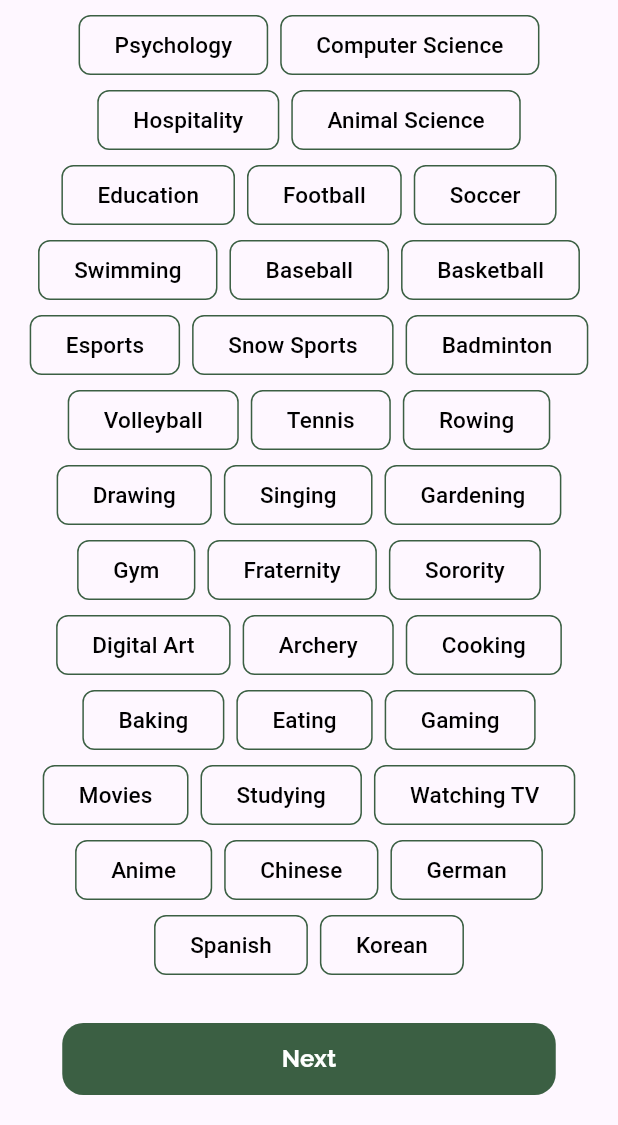
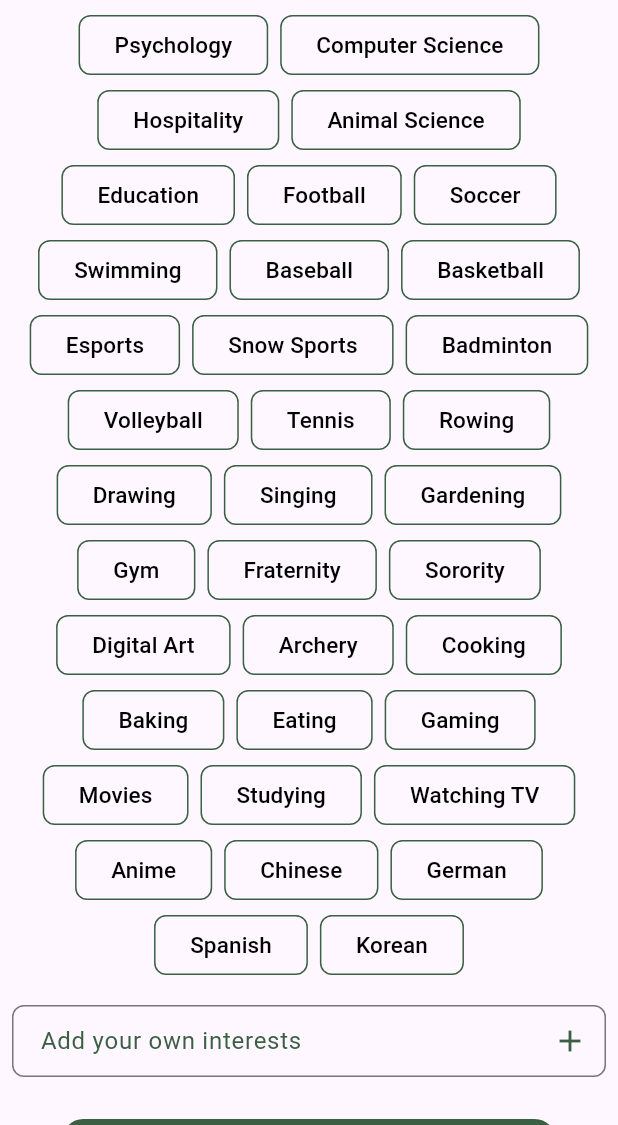
Before and after one commit to BroncoBond/Bronco-Bond, a Flutter app: the InterestsPage screen opened directly with empty values, scrolled down 182 dp, on a phone screen of 412 x 824 dp, the part 111-1236 px from its top. Run offline on Flutter 3.47's test engine with Material 3 defaults, Android fonts, the phone set to English and light mode, and no system bars; our stand-ins replace google_fonts, image_picker, jwt_decoder, shared_preferences; accounts and stored records are empty; generated files the repository leaves out were written again.

Commit message:
added custom interests (could be dangerous)

```diff
--- a/lib/src/screens/interests_page.dart
+++ b/lib/src/screens/interests_page.dart
@@ -62,6 +62,7 @@ class InterestsPage extends StatefulWidget {
 
 class InterestsPageState extends State<InterestsPage> {
   List<String> userInterests = [];
+  TextEditingController interestsController = TextEditingController();
 
   void addInterestsToUser(BuildContext context, String userID) async {
     var regBody = {"_id": userID, "interests": userInterests};
@@ -163,6 +164,7 @@ class InterestsPageState extends State<InterestsPage> {
               ),
             ),
             // const SizedBox(height: 10),
+            buildCustomInterest(interestsController),
             LoginPageState.buildMainButton("Next", context,
                 (BuildContext context) {
               addInterestsToUser(context, widget.userID);
@@ -225,4 +227,61 @@ class InterestsPageState extends State<InterestsPage> {
       ),
     );
   }
+
+  Widget buildCustomInterest(TextEditingController textEditingController) {
+    return Padding(
+      padding: const EdgeInsets.all(8.0),
+      child: TextField(
+        controller: textEditingController,
+        decoration: InputDecoration(
+            labelText: "Add your own interests",
+            labelStyle: const TextStyle(color: Color(0xFF3B5F43)),
+            border: OutlineInputBorder(
+              borderSide: const BorderSide(color: Color(0xFF3B5F43)),
+              borderRadius: BorderRadius.circular(8.0),
+            ),
+            focusColor: const Color(0xFF3B5F43),
+            focusedBorder: const OutlineInputBorder(
+                borderSide: BorderSide(color: Color(0xFF3B5F43))),
+            suffixIcon: IconButton(
+              icon: const Icon(
+                Icons.add,
+                color: Color(0xFF3B5F43),
+              ),
+              onPressed: () {
+                setState(() {
+                  String newInterests = textEditingController.text.trim();
+                  List<String> interestsToAdd = newInterests.split(',');
+                  interestsToAdd.forEach((interest) {
+                    String trimmedInterest = interest.trim();
+                    if (trimmedInterest.isNotEmpty) {
+                      trimmedInterest = trimmedInterest
+                          .split(' ')
+                          .map((word) => word.capitalize())
+                          .join(' ');
+                      userInterests.add(trimmedInterest);
+                    }
+                  });
+                  textEditingController.clear();
+                  ScaffoldMessenger.of(context).showSnackBar(
+                    const SnackBar(
+                      content: Text("Interests added successfully"),
+                      duration: Duration(seconds: 2),
+                      backgroundColor: Color(0xff3B5F43),
+                    ),
+                  );
+                });
+              },
+            ),
+            contentPadding:
+                const EdgeInsets.symmetric(vertical: 10, horizontal: 15)),
+      ),
+    );
+  }
 }
+
+extension StringExtensions on String {
+  String capitalize() {
+    return "${this[0].toUpperCase()}${substring(1)}";
+  }
+}
--- a/lib/src/screens/login_page.dart
+++ b/lib/src/screens/login_page.dart
@@ -258,6 +258,8 @@ class LoginPageState extends State<LoginPage> {
                 borderSide: const BorderSide(color: Color(0xFFABABAB)),
                 borderRadius: BorderRadius.circular(8.0),
               ),
+              focusedBorder: const OutlineInputBorder(
+                  borderSide: BorderSide(color: Color(0xFF3B5F43))),
               contentPadding: const EdgeInsets.symmetric(horizontal: 12),
             ),
             textAlign: TextAlign.start,
--- a/lib/src/screens/registration_page.dart
+++ b/lib/src/screens/registration_page.dart
@@ -154,6 +154,8 @@ class RegisterPageState extends State<RegisterPage> {
                       borderSide: const BorderSide(color: Color(0xFFABABAB)),
                       borderRadius: BorderRadius.circular(8.0),
                     ),
+                    focusedBorder: const OutlineInputBorder(
+                        borderSide: BorderSide(color: Color(0xFF3B5F43))),
                     contentPadding: const EdgeInsets.symmetric(horizontal: 12),
                   ),
                   textAlign: TextAlign.start,
@@ -200,6 +202,8 @@ class RegisterPageState extends State<RegisterPage> {
                   borderSide: const BorderSide(color: Color(0xFFABABAB)),
                   borderRadius: BorderRadius.circular(8.0),
                 ),
+                focusedBorder: const OutlineInputBorder(
+                    borderSide: BorderSide(color: Color(0xFF3B5F43))),
                 contentPadding: const EdgeInsets.symmetric(horizontal: 12),
               ),
               textAlign: TextAlign.start,
--- a/lib/src/screens/user_profile_page.dart
+++ b/lib/src/screens/user_profile_page.dart
@@ -198,6 +198,7 @@ class UserProfileState extends State<UserProfile>
                   ),
                   backgroundColor: const Color(0xFF3B5F43),
                   leadingWidth: 0.0,
+                  automaticallyImplyLeading: false,
                   actions: [
                     IconButton(
                         onPressed: () {
```
